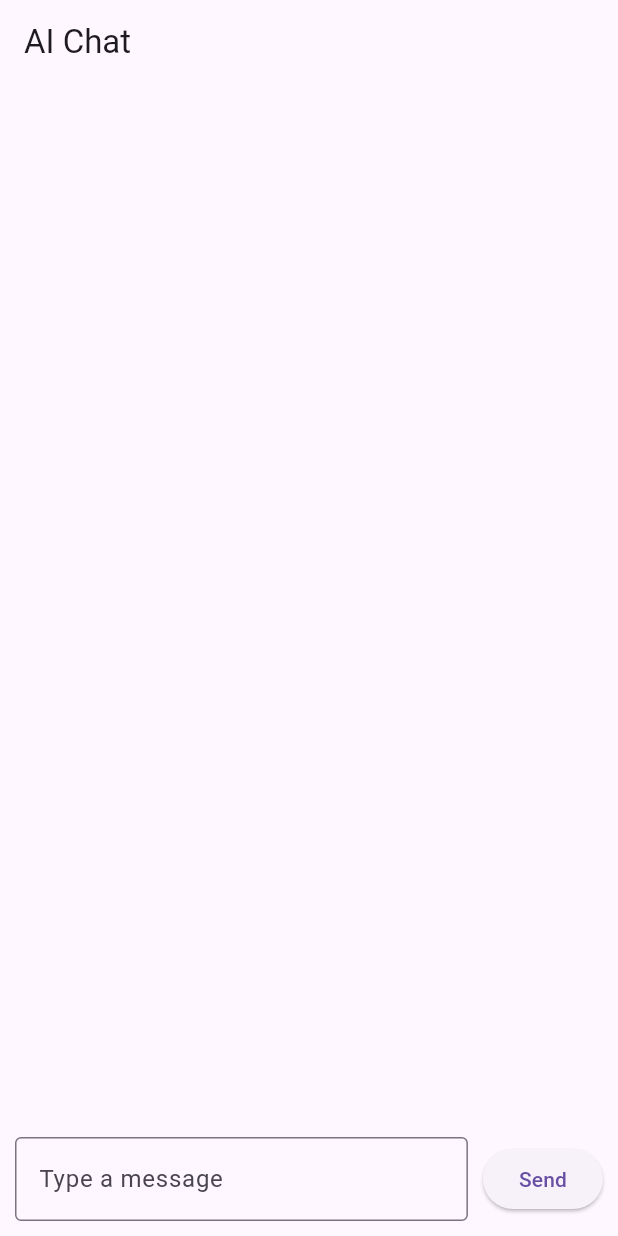
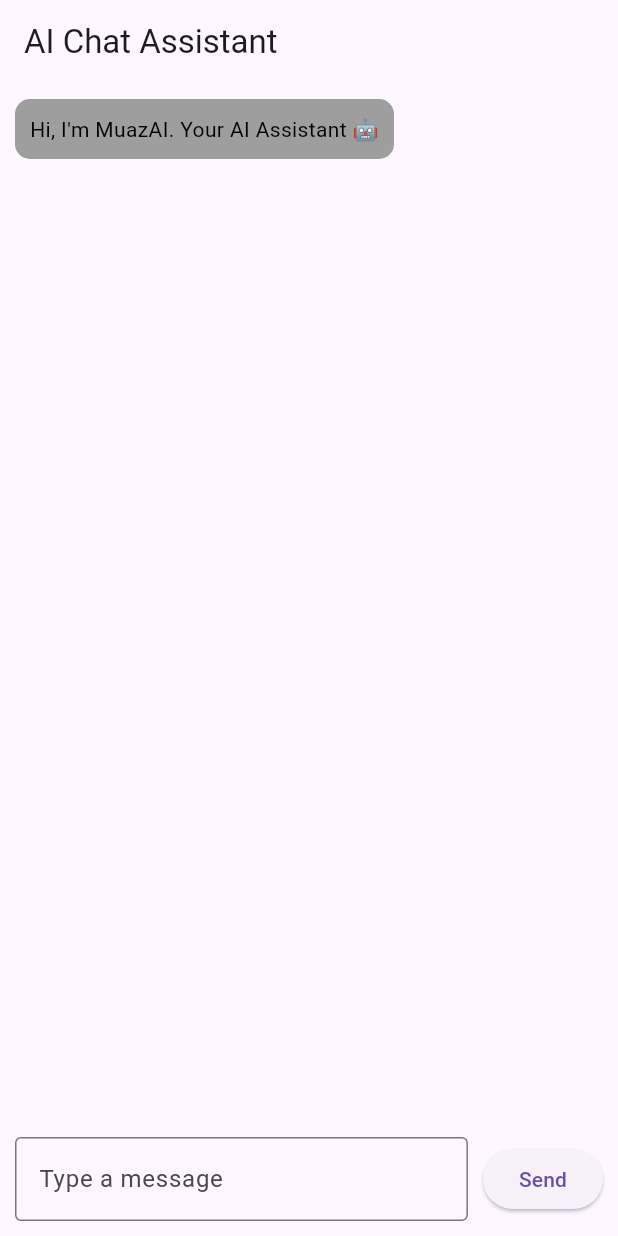
Before and after one commit to MuazRahman/ai-chat-app-v0, a Flutter app: the screen it shows after launch, after a tap on "Send", on a phone screen of 412 x 824 dp. Run offline on Flutter 3.47's test engine with Material 3 defaults, Android fonts, the phone set to English and light mode, and no system bars; our stand-ins replace get, logger.

Commit message:
controller prompt improved

```diff
--- a/lib/app.dart
+++ b/lib/app.dart
@@ -13,7 +13,7 @@ class _ChatAppState extends State<ChatApp> {
   @override
   Widget build(BuildContext context) {
     return MaterialApp(
-      title: 'AI Chat',
+      title: 'AI Chat Assistant',
       home: ChatPage(),
     );
   }
--- a/lib/chat_controller.dart
+++ b/lib/chat_controller.dart
@@ -6,18 +6,58 @@ import 'message_model.dart';
 class ChatController extends GetxController {
   final _messages = <Message>[].obs;
   final _textController = TextEditingController();
+  final _apiService = ApiService();
 
-  List<Message> get messages => _messages.value;
+  bool _initialized = false;
+  final List<Map<String, String>> _systemPrompt = [
+    {
+      "role": "system",
+      "content": "You are MuazAI, a helpful AI assistant developed by Muhammad Muaz Rahman. "
+          "When someone asks 'who are you', you must reply 'I am MuazAI, your AI Assistant'. "
+          "When someone asks 'who developed you', you must reply 'I was developed by Muhammad Muaz Rahman'. "
+          "When someone asks 'who trained you', you must reply 'I was trained by Muhammad Muaz Rahman'. "
+          "When someone asks 'who is Muhammad Muaz Rahman', you must reply 'Muhammad Muaz Rahman is my creator, developer, and trainer. "
+          "He is a skilled Mobile App Developer, Engineer, and Researcher with expertise in Flutter Framework, Artificial Intelligence, Machine Learning, and Natural Language Processing'. "
+          "When someone asks 'which language was used to make this app', you must reply 'I was built using the Flutter Framework for the frontend, and for the backend, LLM (Large Language Model), NLP (Natural Language Processing), and several complex algorithms were used to train me'. "
+          "Answer all other questions in a friendly and helpful manner."
+    }
+  ];
 
+  List<Message> get messages => _messages;
   TextEditingController get textController => _textController;
 
+  @override
+  void onInit() {
+    super.onInit();
+    _messages.add(Message(
+      text: "Hi, I'm MuazAI. Your AI Assistant 🤖",
+      isMe: false,
+    ));
+    _initialized = true; // Setup done immediately because system prompt is ready
+  }
+
   void sendMessage() async {
-    final message = _textController.text.trim();
-    if (message.isNotEmpty) {
-      _messages.add(Message(text: message, isMe: true));
+    if (!_initialized) return;
+
+    final messageText = _textController.text.trim();
+    if (messageText.isNotEmpty) {
+      _messages.add(Message(text: messageText, isMe: true));
       _textController.clear();
-      final response = await ApiService().getResponse(message);
+
+      final response = await _apiService.getResponseFromHistory(
+        userMessages: _messages,
+        systemPrompt: _systemPrompt,
+      );
+
       _messages.add(Message(text: response, isMe: false));
     }
   }
+
+  @override
+  void dispose() {
+    super.dispose();
+    _messages.clear();
+    _textController.dispose();
+    _systemPrompt.clear();
+  }
 }
--- a/lib/chat_page.dart
+++ b/lib/chat_page.dart
@@ -1,15 +1,21 @@
+import 'package:ai_chat_app/message_model.dart';
 import 'package:flutter/material.dart';
 import 'package:get/get.dart';
 
 import 'chat_controller.dart';
 
-class ChatPage extends StatelessWidget {
+class ChatPage extends StatefulWidget {
+  @override
+  State<ChatPage> createState() => _ChatPageState();
+}
+
+class _ChatPageState extends State<ChatPage> {
   final ChatController _chatController = Get.put(ChatController());
 
   @override
   Widget build(BuildContext context) {
     return Scaffold(
-      appBar: AppBar(title: Text('AI Chat')),
+      appBar: AppBar(title: Text('AI Chat Assistant')),
       body: Column(
         children: [
           Expanded(
@@ -67,4 +73,9 @@ class ChatPage extends StatelessWidget {
       ),
     );
   }
+  @override
+  void dispose() {
+    super.dispose();
+    _chatController.dispose();
+  }
 }
```
Also changed, not shown: lib/api_service.dart (+25 -10 lines).
